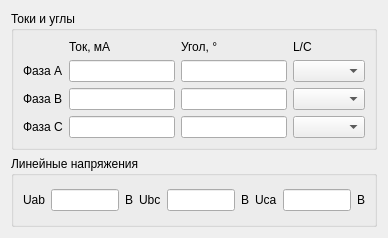
The window that ui/vectordiagramwidget.ui (nikola240698/MeteringActs) describes before a commit, drawn with Qt 5.
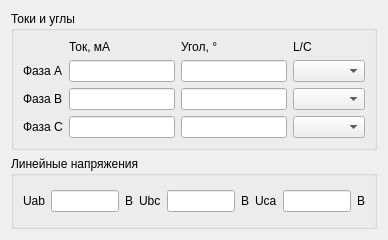
The same window after the commit.

```diff
--- a/ui/vectordiagramwidget.ui
+++ b/ui/vectordiagramwidget.ui
@@ -7,9 +7,21 @@
     <x>0</x>
     <y>0</y>
     <width>388</width>
-    <height>238</height>
+    <height>240</height>
    </rect>
   </property>
+  <property name="sizePolicy">
+   <sizepolicy hsizetype="Preferred" vsizetype="Minimum">
+    <horstretch>0</horstretch>
+    <verstretch>0</verstretch>
+   </sizepolicy>
+  </property>
+  <property name="minimumSize">
+   <size>
+    <width>0</width>
+    <height>240</height>
+   </size>
+  </property>
   <property name="windowTitle">
    <string>VectorDiagramWidget</string>
   </property>
```
